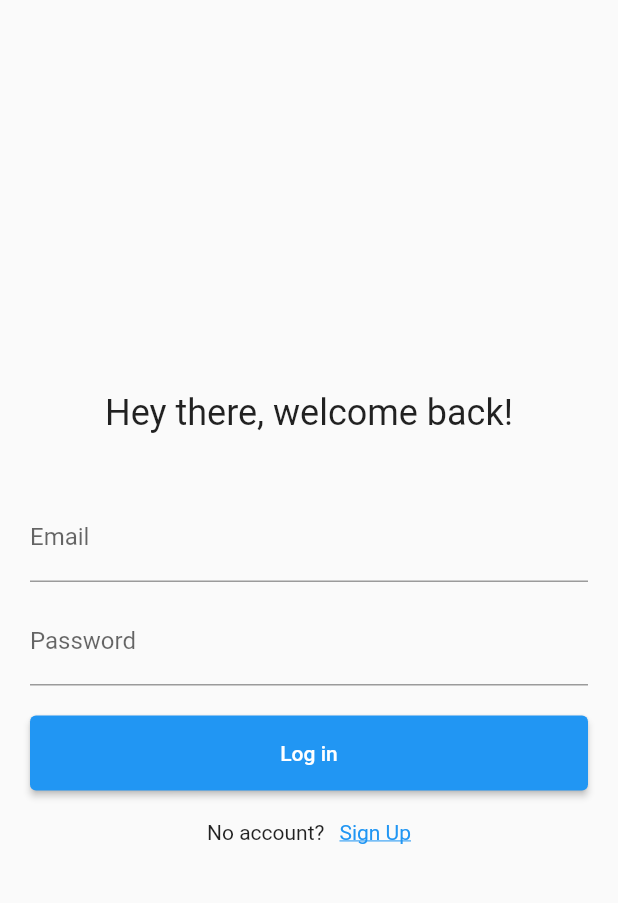
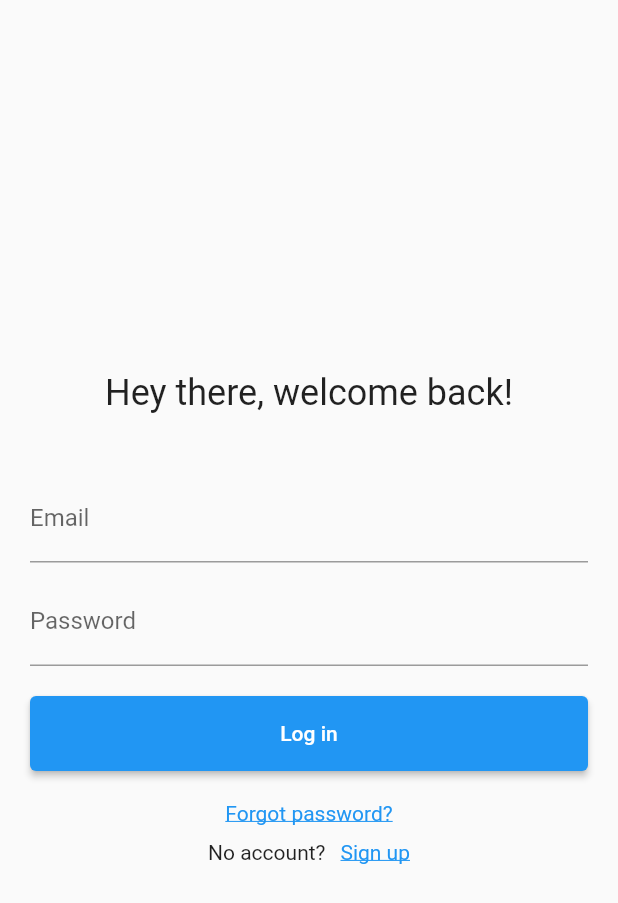
Before and after one commit to muhammedisik0/firebase-auth, a Flutter app: the screen it shows after launch, on a phone screen of 412 x 824 dp. Shown: the top 903 px of the screen. Run offline on Flutter 3.47's test engine with Material 2 defaults, Android fonts, the phone set to English and light mode, and no system bars; our stand-ins replace email_validator, firebase_auth, firebase_core; accounts and stored records are empty.

Commit message:
Reset password applied

```diff
--- a/lib/utils/utils.dart
+++ b/lib/utils/utils.dart
@@ -2,12 +2,12 @@ import 'package:firebase_authentication/main.dart';
 import 'package:flutter/material.dart';
 
 class Utils {
-  static void showSnackBar(String? text) {
+  static void showSnackBar(String? text, [Color backgroundColor = Colors.red]) {
     if (text == null) return;
 
     final SnackBar snackBar = SnackBar(
       content: Text(text),
-      backgroundColor: Colors.red,
+      backgroundColor: backgroundColor,
     );
 
     scaffoldMessengerKey.currentState!
--- a/lib/widgets/login_widget.dart
+++ b/lib/widgets/login_widget.dart
@@ -1,4 +1,5 @@
 import 'package:firebase_auth/firebase_auth.dart';
+import 'package:firebase_authentication/pages/reset_password_page.dart';
 import 'package:firebase_authentication/utils/utils.dart';
 import 'package:flutter/material.dart';
 
@@ -50,6 +51,19 @@ class _LoginWidgetState extends State<LoginWidget> {
           child: const Text('Log in'),
         ),
         const SizedBox(height: 20),
+        GestureDetector(
+          onTap: () => Navigator.of(context).push(
+            MaterialPageRoute(builder: (context) => const ResetPasswordPage()),
+          ),
+          child: const Text(
+            'Forgot password?',
+            style: TextStyle(
+              color: Colors.blue,
+              decoration: TextDecoration.underline,
+            ),
+          ),
+        ),
+        const SizedBox(height: 10),
         Row(
           mainAxisAlignment: MainAxisAlignment.center,
           children: [
@@ -58,7 +72,7 @@ class _LoginWidgetState extends State<LoginWidget> {
             GestureDetector(
               onTap: widget.onTapSignUp,
               child: const Text(
-                'Sign Up',
+                'Sign up',
                 style: TextStyle(
                   color: Colors.blue,
                   decoration: TextDecoration.underline,
--- a/lib/widgets/register_widget.dart
+++ b/lib/widgets/register_widget.dart
@@ -61,7 +61,7 @@ class _RegisterWidgetState extends State<RegisterWidget> {
           ElevatedButton(
             onPressed: signUp,
             style: ElevatedButton.styleFrom(minimumSize: const Size(double.infinity, 50)),
-            child: const Text('Sign Up'),
+            child: const Text('Sign up'),
           ),
           const SizedBox(height: 20),
           Row(
```
Also changed, not shown: lib/pages/home_page.dart (+2 -5 lines), lib/pages/reset_password_page.dart (added, +75 -0 lines).
